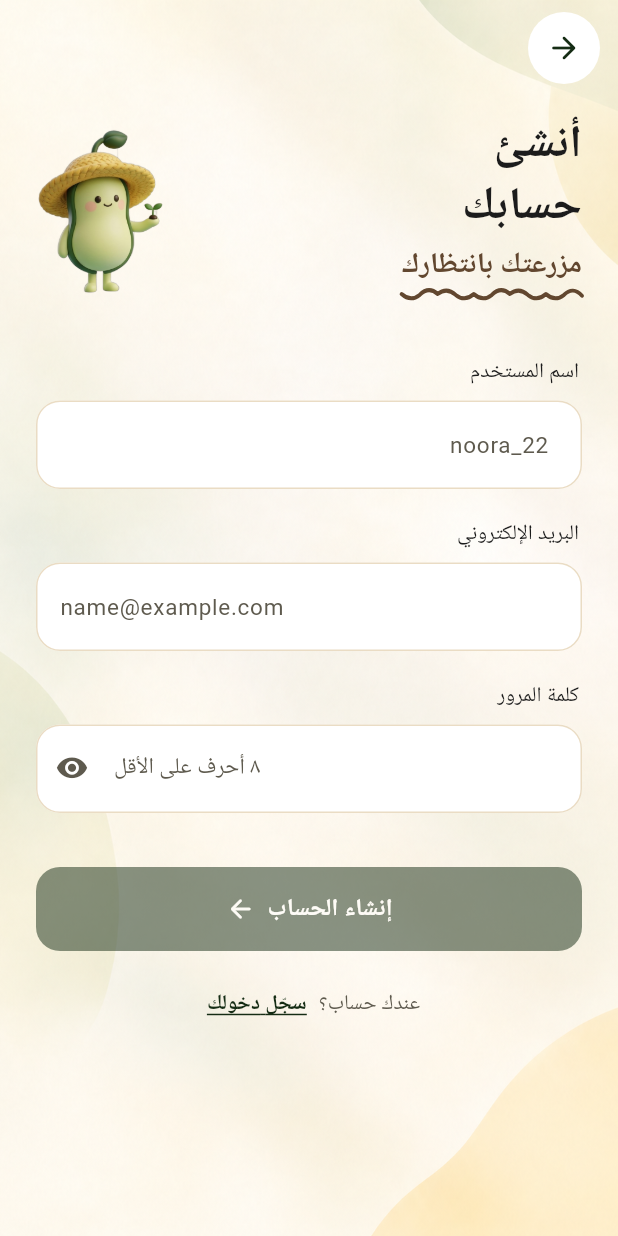
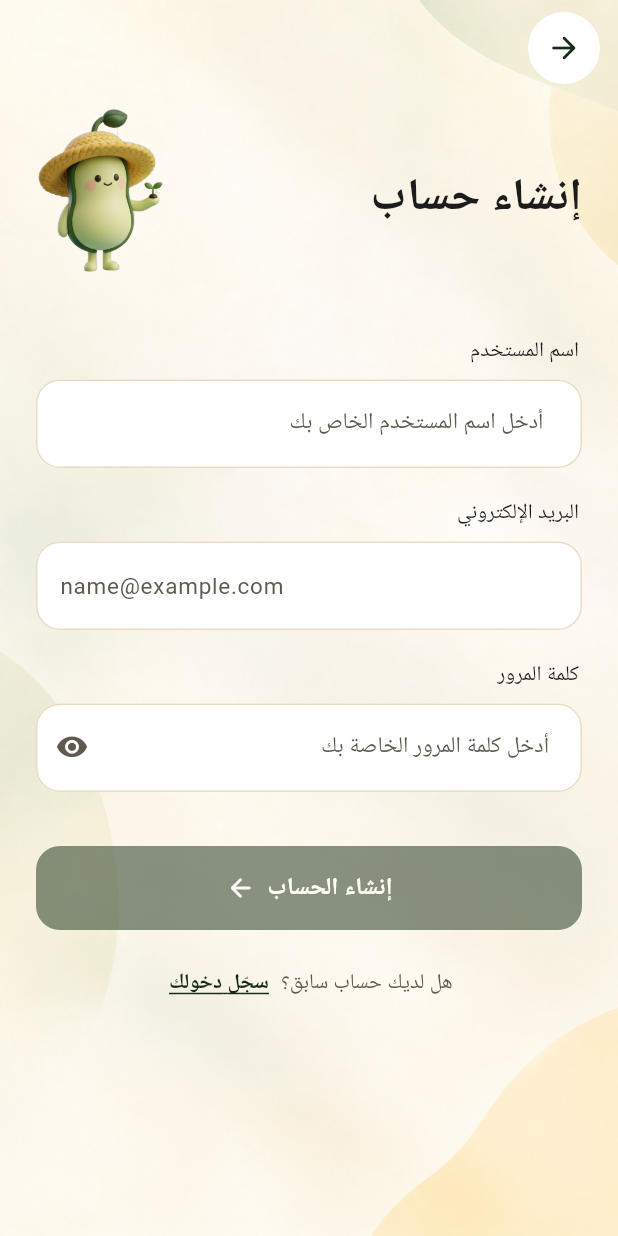
Before and after one commit to Maryommm/2026-GP1-5, a Flutter app: the SignUpScreen screen opened directly, on a phone screen of 412 x 824 dp. Run offline on Flutter 3.47's test engine with Material 3 defaults, Android fonts, the phone set to English and light mode, and no system bars; our stand-ins replace camera, cloud_firestore, firebase_auth, firebase_core, geocoding, geolocator and 5 more; accounts and stored records are empty; Roboto replaces fonts that are missing (Baloo Bhaijaan 2, Readex Pro).

Commit message:
fix(auth): drop the sign-up accent and align password fields with the app language
Remove the squiggle accent from the sign-up header and its string, let the
password fields on sign-up and login follow the app direction (right in
Arabic), and update the Arabic sign-up and welcome texts.

Co-Authored-By: Claude Opus 5.5 <noreply@anthropic.com>

```diff
--- a/ethmar/lib/l10n/app_strings.dart
+++ b/ethmar/lib/l10n/app_strings.dart
@@ -12,7 +12,6 @@ class AppStrings {
     'createAccount': 'Sign up',
     'haveAccount': 'Log in',
     'signUpTitle': 'Create your\naccount',
-    'signUpAccent': 'your farm is waiting',
     'username': 'Username',
     'usernameHint': 'noora_22',
     'email': 'Email',
@@ -431,20 +430,19 @@ class AppStrings {
 
   static const Map<String, String> ar = {
     'languageSwitch': 'English',
-    'welcomeTitle': 'أهلًا بك في إثمار!',
-    'welcomeBody': 'ازرع مزرعتك الصغيرة، بذرة ورا بذرة.',
-    'createAccount': 'حساب جديد',
+    'welcomeTitle': 'أهلاً بك في إثمار!',
+    'welcomeBody': "إبدأ مزرعتك الصغيرة الآن!",
+    'createAccount': "إنشاء حساب",
     'haveAccount': 'تسجيل الدخول',
-    'signUpTitle': 'أنشئ\nحسابك',
-    'signUpAccent': 'مزرعتك بانتظارك',
+    'signUpTitle': "إنشاء حساب",
     'username': 'اسم المستخدم',
-    'usernameHint': 'noora_22',
+    'usernameHint': ' أدخل اسم المستخدم الخاص بك',
     'email': 'البريد الإلكتروني',
     'emailHint': 'name@example.com',
     'password': 'كلمة المرور',
-    'passwordHint': '٨ أحرف على الأقل',
+    'passwordHint': "أدخل كلمة المرور الخاصة بك",
     'createButton': 'إنشاء الحساب',
-    'alreadyHaveAccount': 'عندك حساب؟',
+    'alreadyHaveAccount': ' هل لديك حساب سابق؟',
     'logInLink': 'سجّل دخولك',
     'loginTitle': 'أهلًا\nمن جديد!',
     'loginAccent': 'نباتاتك اشتاقت لك',
@@ -846,7 +844,6 @@ class S {
   String get createAccount => t('createAccount');
   String get haveAccount => t('haveAccount');
   String get signUpTitle => t('signUpTitle');
-  String get signUpAccent => t('signUpAccent');
   String get username => t('username');
   String get usernameHint => t('usernameHint');
   String get email => t('email');
--- a/ethmar/lib/screens/login_screen.dart
+++ b/ethmar/lib/screens/login_screen.dart
@@ -374,7 +374,6 @@ class _LoginScreenState extends State<LoginScreen> {
                             enabled: !_loading,
                             controller: _password,
                             isPassword: true,
-                            forceLtr: true,
                             textInputAction: TextInputAction.done,
                             autofillHints: const [AutofillHints.password],
                             validator: (v) => Validators.passwordRequired(v, s),
--- a/ethmar/lib/screens/sign_up_screen.dart
+++ b/ethmar/lib/screens/sign_up_screen.dart
@@ -386,7 +386,6 @@ class _SignUpScreenState extends State<SignUpScreen> {
             children: [
               AuthHeader(
                 title: s.signUpTitle,
-                accent: s.signUpAccent,
                 character: 'ethmar_buddy_seedling',
               ),
               Padding(
@@ -441,7 +440,6 @@ class _SignUpScreenState extends State<SignUpScreen> {
                             enabled: !_loading && !_hasVerificationAccount,
                             controller: _password,
                             isPassword: true,
-                            forceLtr: true,
                             textInputAction: TextInputAction.done,
                             autofillHints: const [AutofillHints.newPassword],
                             validator: (v) => Validators.password(v, s),
```
